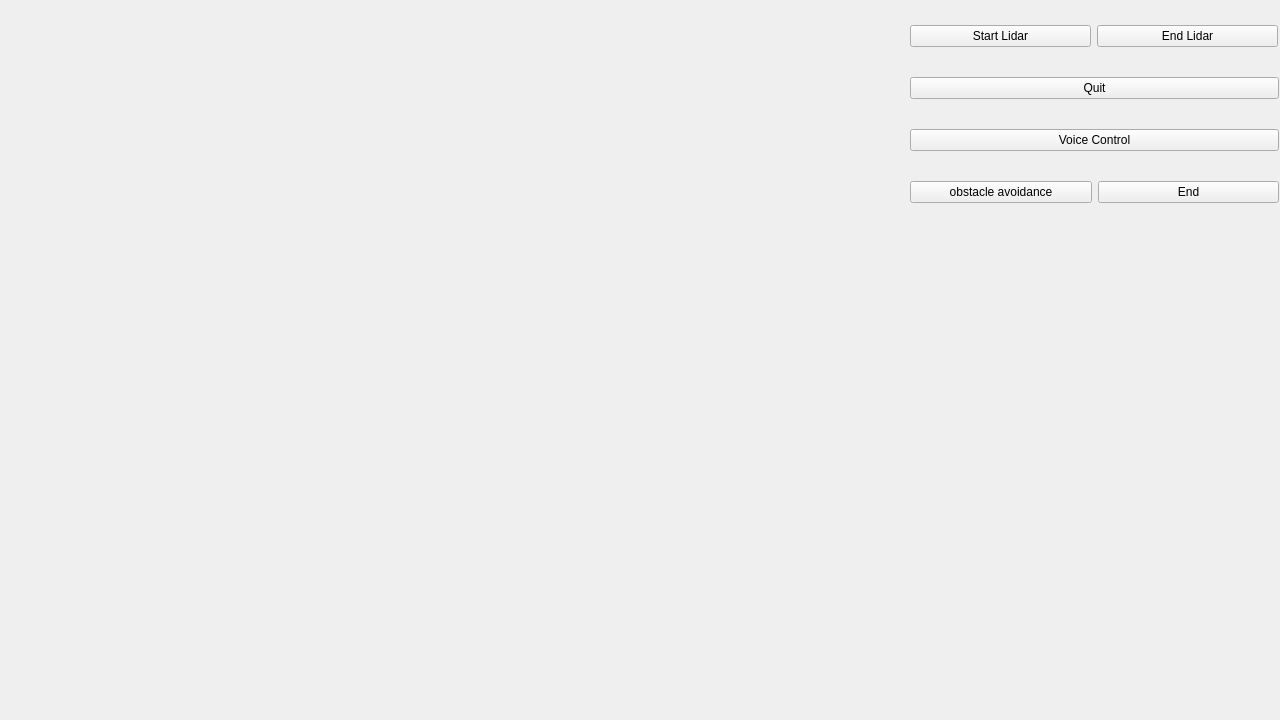
Old version of the form mainwindow.ui in the repository Alixjie/Buddy-Bot.
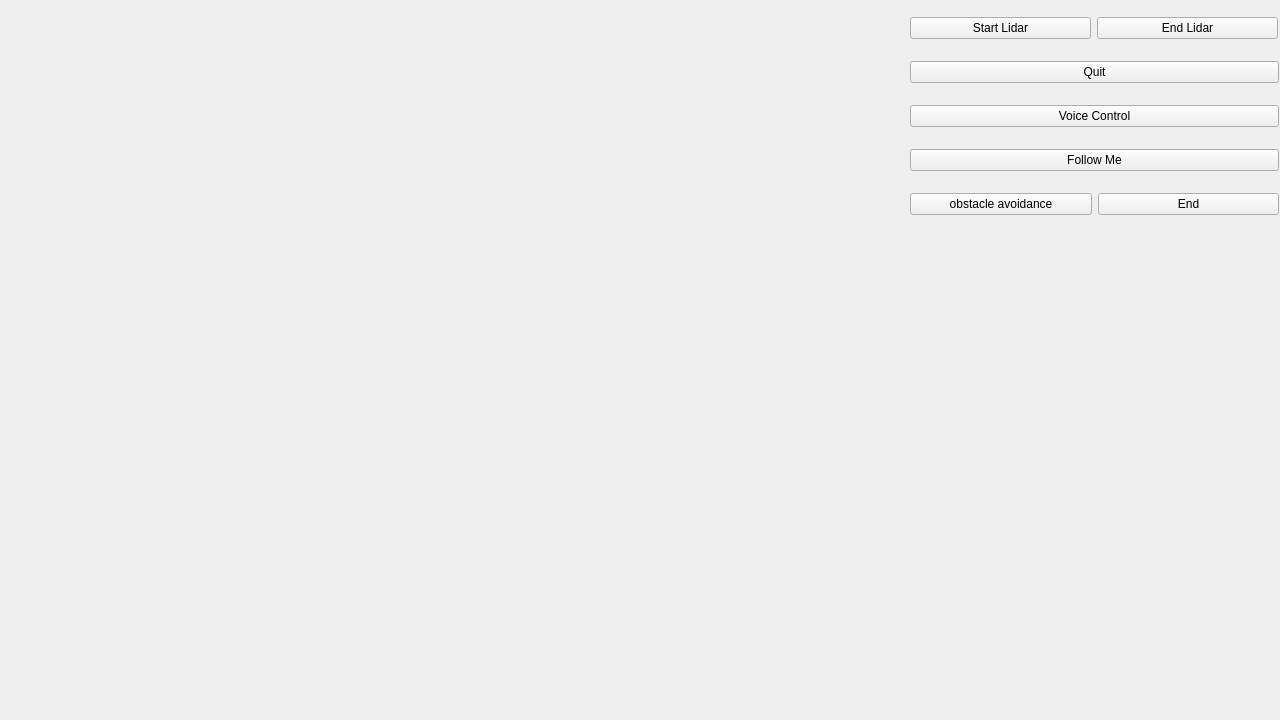
New version of the form.

Patch:
```diff
--- a/mainwindow.ui
+++ b/mainwindow.ui
@@ -62,6 +62,13 @@
        </property>
       </widget>
      </item>
+     <item>
+      <widget class="QPushButton" name="follow_me">
+       <property name="text">
+        <string>Follow Me</string>
+       </property>
+      </widget>
+     </item>
      <item>
       <layout class="QHBoxLayout" name="horizontalLayout_2">
        <item>
```
